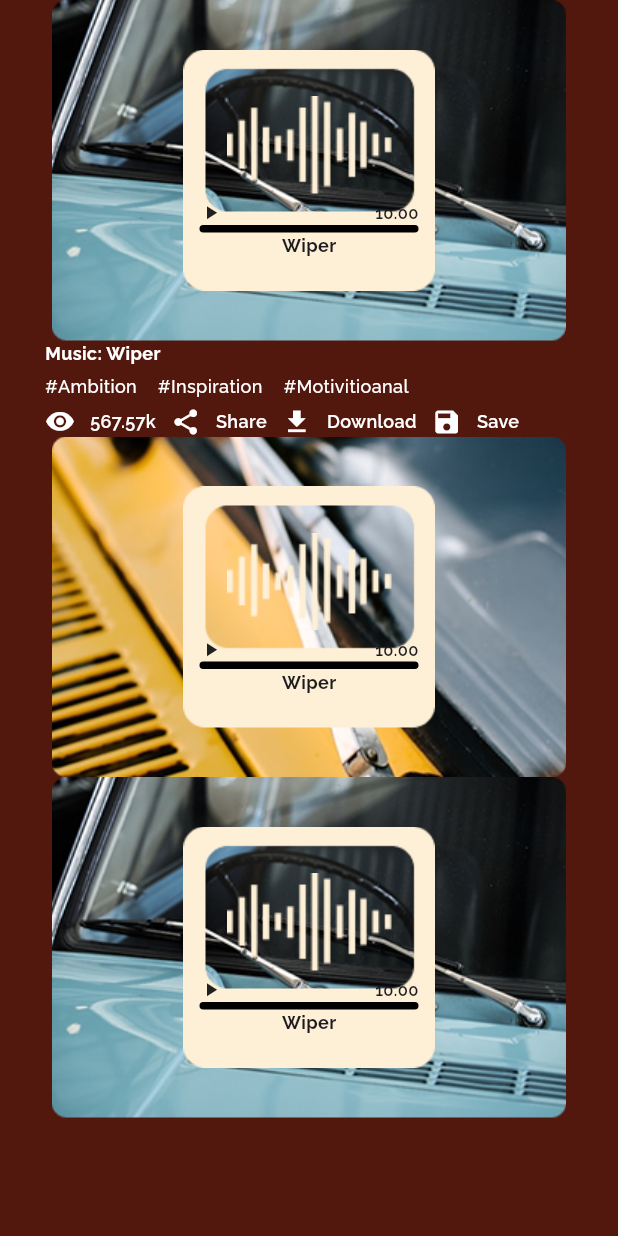
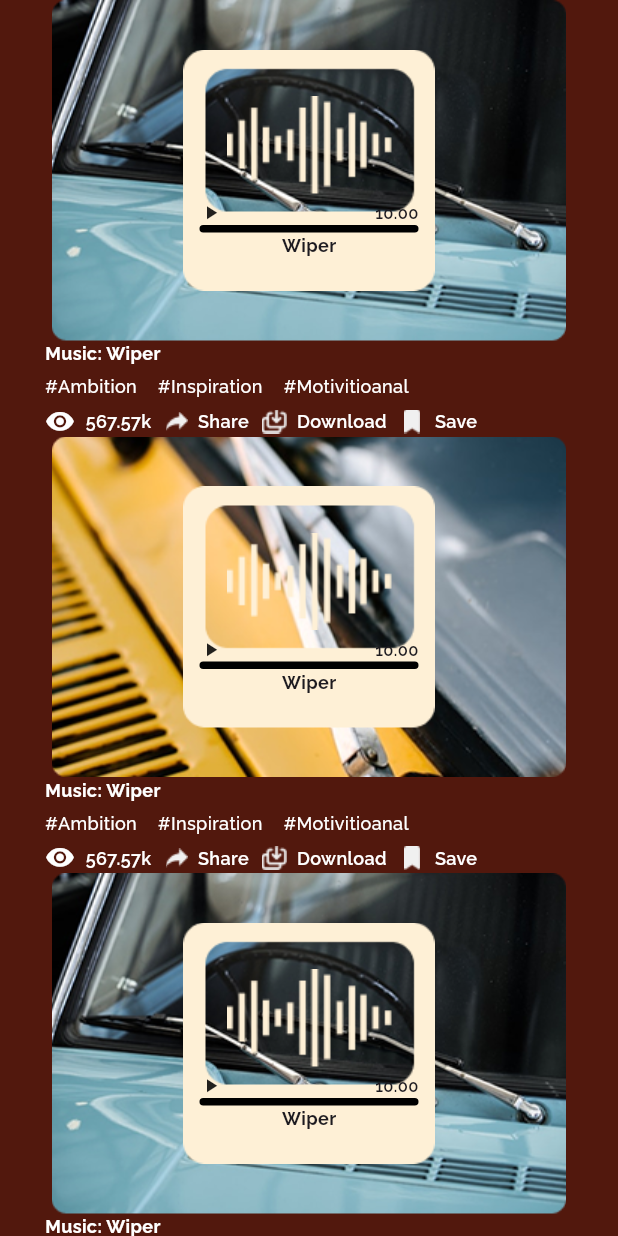
Before and after one commit to Shahin4292/shafacode-task, a Flutter app: the SoundScreen screen opened directly, on a phone screen of 412 x 824 dp. Run offline on Flutter 3.47's test engine with Material 3 defaults, Android fonts, the phone set to English and light mode, and no system bars.

Commit message:
soundScreen all done

```diff
--- a/lib/features/sound/screens/sound_screen.dart
+++ b/lib/features/sound/screens/sound_screen.dart
@@ -1,4 +1,5 @@
 import 'package:flutter/material.dart';
+import 'package:shafacode_task/features/sound/widget/music_info_section.dart';
 import 'package:shafacode_task/features/sound/widget/music_wallpaper_card.dart';
 import 'package:shafacode_task/utils/app_color.dart';
 import 'package:shafacode_task/utils/image_path.dart';
@@ -26,38 +27,15 @@ class SoundScreen extends StatelessWidget {
                     onPlay: () {},
                   ),
 
-                  Column(
-                    crossAxisAlignment: CrossAxisAlignment.start,
-                    spacing: 5,
-                    children: [
-                      Text("Music: Wiper",style: ralewayBold.copyWith(fontSize: 12, color: Colors.white)),
-                      Row(
-                        spacing: 14,
-                        children: [
-                          Text("#Ambition",style: ralewayMedium.copyWith(fontSize: 12, color: Colors.white)),
-                          Text("#Inspiration",style: ralewayMedium.copyWith(fontSize: 12, color: Colors.white)),
-                          Text("#Motivitioanal",style: ralewayMedium.copyWith(fontSize: 12, color: Colors.white)),
-                        ],
-                      ),
+                  MusicInfoSection(
+                    title: "Music: Wiper",
+                    tags: ["Ambition", "Inspiration", "Motivitioanal"],
+                    views: "567.57k",
+                    onShare: () {},
+                    onDownload: () {},
+                    onSave: () {},
+                  ),
 
-                      Row(
-                        spacing: 10,
-                        children: [
-                          Icon(Icons.visibility_rounded,color: Colors.white,size: 20),
-                          Text("567.57k",style: ralewaySemiBold.copyWith(fontSize: 12, color: Colors.white,)),
-
-                          Icon(Icons.share,color: Colors.white,size: 20),
-                          Text("Share",style: ralewaySemiBold.copyWith(fontSize: 12,color: Colors.white)),
-
-                          Icon(Icons.download,color: Colors.white,size: 20),
-                          Text("Download",style: ralewaySemiBold.copyWith(fontSize: 12,color: Colors.white,)),
-
-                          Icon(Icons.save,color: Colors.white,size: 20),
-                          Text("Save",style: ralewaySemiBold.copyWith(fontSize: 12,color: Colors.white,)),
-                        ],
-                      )
-                    ],
-                  ),
 
                   MusicWallpaperCard(
                     backgroundImage: ImagePath.wiperTwo,
@@ -68,6 +46,15 @@ class SoundScreen extends StatelessWidget {
                     onPlay: () {},
                   ),
 
+                  MusicInfoSection(
+                    title: "Music: Wiper",
+                    tags: ["Ambition", "Inspiration", "Motivitioanal"],
+                    views: "567.57k",
+                    onShare: () {},
+                    onDownload: () {},
+                    onSave: () {},
+                  ),
+
                   MusicWallpaperCard(
                     backgroundImage: ImagePath.wiperOne,
                     overlayImage: ImagePath.subtract,
@@ -75,7 +62,17 @@ class SoundScreen extends StatelessWidget {
                     title: "Wiper",
                     duration: "10.00",
                     onPlay: () {},
-                  )
+                  ),
+
+                  MusicInfoSection(
+                    title: "Music: Wiper",
+                    tags: ["Ambition", "Inspiration", "Motivitioanal"],
+                    views: "567.57k",
+                    onShare: () {},
+                    onDownload: () {},
+                    onSave: () {},
+                  ),
+
                 ],
               ),)),
       ),
--- /dev/null
+++ b/lib/features/sound/widget/music_info_section.dart
@@ -0,0 +1,114 @@
+import 'package:flutter/material.dart';
+import 'package:shafacode_task/utils/image_path.dart';
+import 'package:shafacode_task/utils/styles.dart';
+
+class MusicInfoSection extends StatelessWidget {
+  final String title;
+  final List<String> tags;
+  final String views;
+  final VoidCallback? onShare;
+  final VoidCallback? onDownload;
+  final VoidCallback? onSave;
+
+  const MusicInfoSection({
+    super.key,
+    required this.title,
+    required this.tags,
+    required this.views,
+    this.onShare,
+    this.onDownload,
+    this.onSave,
+  });
+
+  @override
+  Widget build(BuildContext context) {
+    return Column(
+      crossAxisAlignment: CrossAxisAlignment.start,
+      children: [
+        Text(
+          title,
+          style: ralewayBold.copyWith(fontSize: 12, color: Colors.white),
+        ),
+
+        const SizedBox(height: 5),
+
+        Wrap(
+          spacing: 14,
+          children: tags.map((tag) => Text("#$tag",
+                  style: ralewayMedium.copyWith(
+                    fontSize: 12,
+                    color: Colors.white,
+                  ),
+                ),
+              ).toList(),
+        ),
+
+        const SizedBox(height: 5),
+
+        Row(
+          spacing: 7,
+          children: [
+            const Icon(Icons.visibility_rounded, color: Colors.white, size: 20),
+            Text(
+              views,
+              style: ralewaySemiBold.copyWith(
+                fontSize: 12,
+                color: Colors.white,
+              ),
+            ),
+
+            GestureDetector(
+              onTap: onShare,
+              child: Row(
+                children: [
+                  Image.asset(ImagePath.share, height: 20, width: 20),                  const SizedBox(width: 4),
+                  Text(
+                    "Share",
+                    style: ralewaySemiBold.copyWith(
+                      fontSize: 12,
+                      color: Colors.white,
+                    ),
+                  ),
+                ],
+              ),
+            ),
+
+            GestureDetector(
+              onTap: onDownload,
+              child: Row(
+                spacing: 5,
+                children: [
+                  Image.asset(ImagePath.download, height: 20, width: 20),
+                  Text(
+                    "Download",
+                    style: ralewaySemiBold.copyWith(
+                      fontSize: 12,
+                      color: Colors.white,
+                    ),
+                  ),
+                ],
+              ),
+            ),
+
+            GestureDetector(
+              onTap: onSave,
+              child: Row(
+                spacing: 5,
+                children: [
+                  Image.asset(ImagePath.saved, height: 20, width: 20),
+                  Text(
+                    "Save",
+                    style: ralewaySemiBold.copyWith(
+                      fontSize: 12,
+                      color: Colors.white,
+                    ),
+                  ),
+                ],
+              ),
+            ),
+          ],
+        ),
+      ],
+    );
+  }
+}
--- a/lib/utils/image_path.dart
+++ b/lib/utils/image_path.dart
@@ -43,4 +43,7 @@ class ImagePath {
   static const String memorial = 'assets/icons/memorial.png';
   static const String save = 'assets/icons/save.png';
   static const String cardinals = 'assets/icons/cardinals.png';
+  static const String download = 'assets/icons/download.png';
+  static const String saved = 'assets/icons/saved.png';
+  static const String share = 'assets/icons/share.png';
 }
```
Also changed, not shown: assets/icons/download.png (added), assets/icons/saved.png (added), assets/icons/share.png (added).
